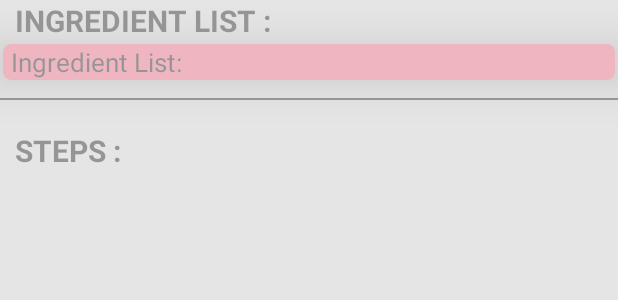
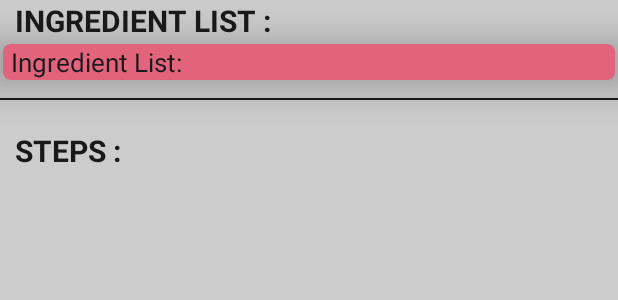
Before and after one commit to Amrhalawani/BakingApp, an Android app: the layout fragment_recipe_detail.xml on its own in the app's theme, with its tools: preview values and no code run, on a phone screen of 412 x 824 dp. Shown: the top 300 px of the screen. Run offline under Robolectric (Android 15) with nearby library versions, the phone set to English and light mode, and no system bars; Roboto replaces fonts that are not available here.

Commit message:
exoplayer works well now

```diff
--- a/app/src/main/res/layout/fragment_recipe_detail.xml
+++ b/app/src/main/res/layout/fragment_recipe_detail.xml
@@ -6,7 +6,7 @@
     android:layout_height="match_parent"
     tools:context=".RecipeDetailFragment"
     android:background="@color/colorAccent"
-    android:alpha="0.4"
+    android:alpha="0.9"
     android:id="@+id/framelayout_recipeDetailFragment"
     >
 
--- a/app/src/main/res/layout/fragment_recipe_step_detail.xml
+++ b/app/src/main/res/layout/fragment_recipe_step_detail.xml
@@ -5,10 +5,9 @@
     android:id="@+id/framelayout_StepsFragment"
     android:layout_width="match_parent"
     android:layout_height="match_parent"
-    android:alpha="0.5"
 
     tools:context=".RecipeStepDetailFragment">
-
+    <!--dont use alpha in your layout when using exoplayer-->
     <android.support.constraint.ConstraintLayout
         android:layout_width="match_parent"
         android:layout_height="match_parent">
```
Also changed, not shown: app/src/main/java/com/nd/amrhal/bakingapp/RecipeStepDetailFragment.java (+8 -7 lines).
